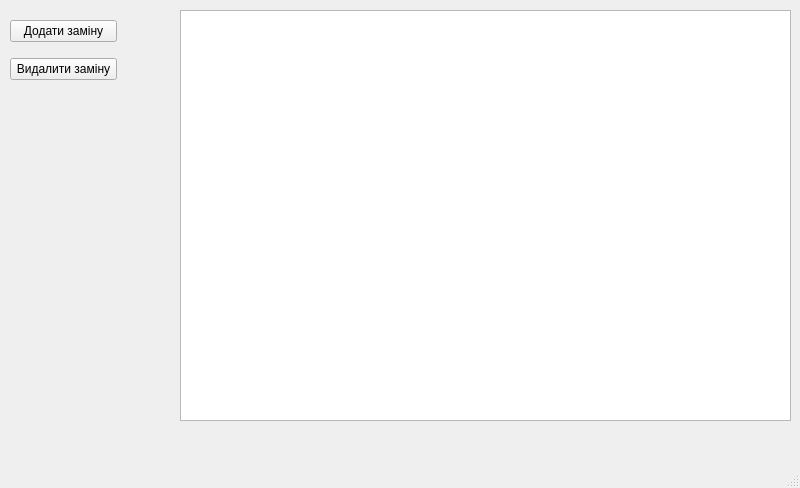
This is ui.ui in Vitech-UA/AutoTool as Qt 5 draws it before an edit. The edited form follows.
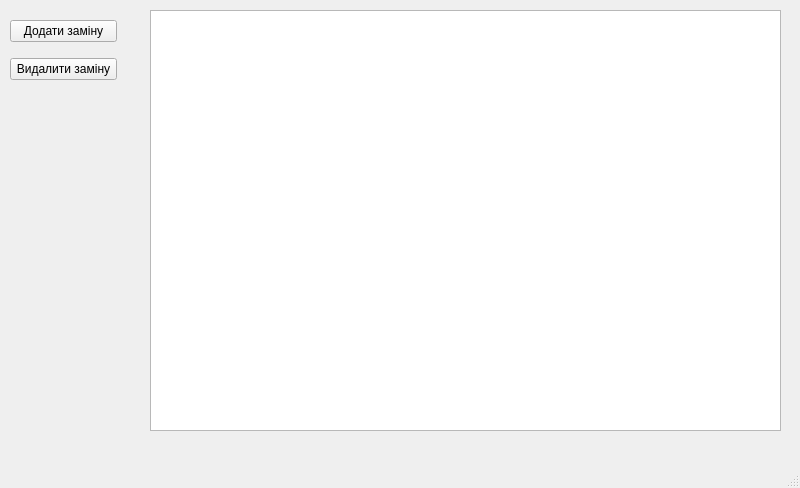
This is the edited form.

```diff
--- a/ui.ui
+++ b/ui.ui
@@ -14,13 +14,13 @@
    <string>MainWindow</string>
   </property>
   <widget class="QWidget" name="centralwidget">
-   <widget class="QTableView" name="tableView">
+   <widget class="QTableWidget" name="tableWidget">
     <property name="geometry">
      <rect>
-      <x>180</x>
+      <x>150</x>
       <y>10</y>
-      <width>611</width>
-      <height>411</height>
+      <width>631</width>
+      <height>421</height>
      </rect>
     </property>
    </widget>
```
